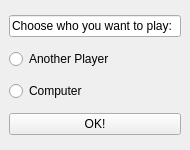
Before: the Qt Designer form new_game.ui in zahra-eslami/Assignment18, drawn with Qt 5.
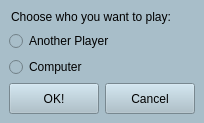
After: the same form once the commit is applied.

```diff
--- a/new_game.ui
+++ b/new_game.ui
@@ -6,17 +6,25 @@
    <rect>
     <x>0</x>
     <y>0</y>
-    <width>190</width>
-    <height>150</height>
+    <width>204</width>
+    <height>123</height>
    </rect>
   </property>
   <property name="windowTitle">
    <string>New Game</string>
   </property>
+  <property name="styleSheet">
+   <string notr="true">background-color: rgb(168,190,201);</string>
+  </property>
   <widget class="QWidget" name="centralwidget">
    <layout class="QGridLayout" name="gridLayout">
     <item row="0" column="0">
      <widget class="QLineEdit" name="lineEdit">
+      <property name="styleSheet">
+       <string notr="true">background-color: rgb(168,190,201);
+border-radius: 10px;
+font: 700 9pt &quot;Segoe UI&quot;;</string>
+      </property>
       <property name="text">
        <string>Choose who you want to play:</string>
       </property>
@@ -37,11 +45,37 @@
      </widget>
     </item>
     <item row="3" column="0">
+     <layout class="QHBoxLayout" name="horizontalLayout">
+      <item>
      <widget class="QPushButton" name="btn_ok">
+        <property name="sizePolicy">
+         <sizepolicy hsizetype="Expanding" vsizetype="Minimum">
+          <horstretch>0</horstretch>
+          <verstretch>0</verstretch>
+         </sizepolicy>
+        </property>
+        <property name="styleSheet">
+         <string notr="true"/>
+        </property>
       <property name="text">
        <string>OK!</string>
       </property>
      </widget>
+      </item>
+      <item>
+       <widget class="QPushButton" name="btn_cancel">
+        <property name="sizePolicy">
+         <sizepolicy hsizetype="Expanding" vsizetype="Expanding">
+          <horstretch>0</horstretch>
+          <verstretch>0</verstretch>
+         </sizepolicy>
+        </property>
+        <property name="text">
+         <string>Cancel</string>
+        </property>
+       </widget>
+      </item>
+     </layout>
     </item>
    </layout>
   </widget>
```
Lines whose indentation alone changed are shown as unchanged.
